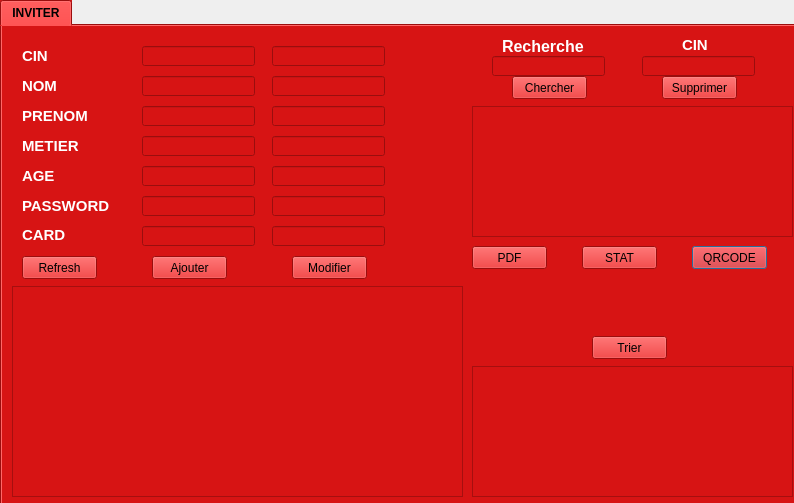
Old version of the form dialog.ui in the repository razanraddadi/smart_radio_2a38.
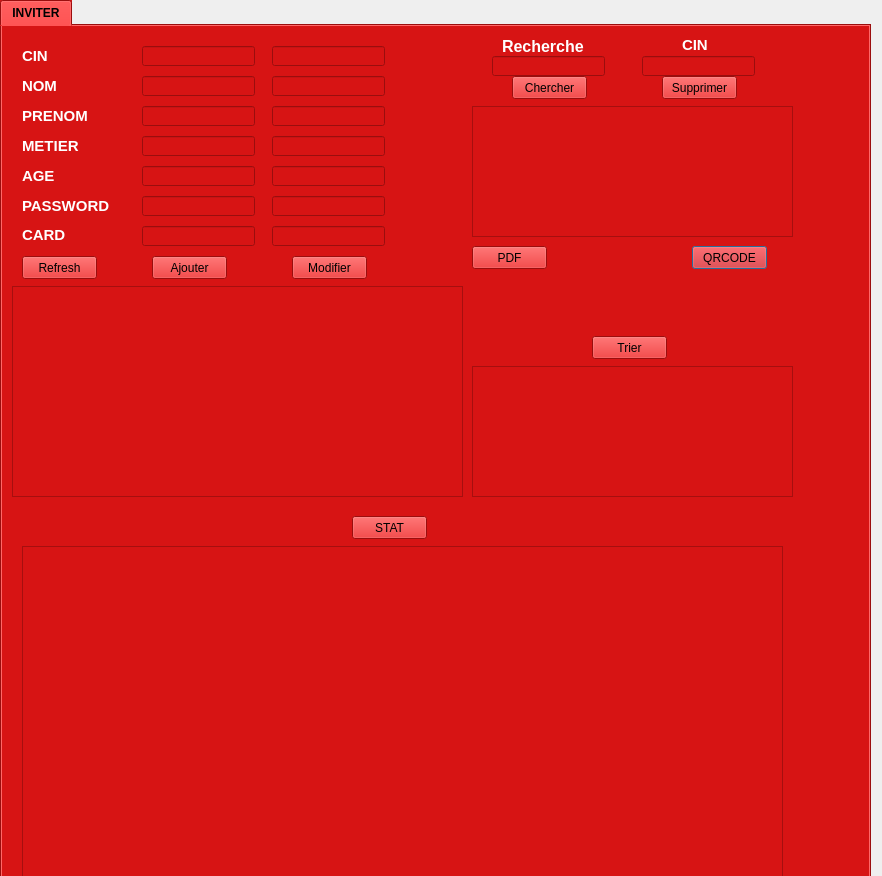
New version of the form.

Patch:
```diff
--- a/dialog.ui
+++ b/dialog.ui
@@ -6,8 +6,8 @@
    <rect>
     <x>0</x>
     <y>0</y>
-    <width>794</width>
-    <height>503</height>
+    <width>882</width>
+    <height>876</height>
    </rect>
   </property>
   <property name="windowTitle">
@@ -18,8 +18,8 @@
     <rect>
      <x>0</x>
      <y>0</y>
-     <width>801</width>
-     <height>511</height>
+     <width>871</width>
+     <height>901</height>
     </rect>
    </property>
    <property name="font">
@@ -74,19 +74,6 @@
       <string/>
      </property>
     </widget>
-    <widget class="QPushButton" name="pushButton_4">
-     <property name="geometry">
-      <rect>
-       <x>580</x>
-       <y>220</y>
-       <width>75</width>
-       <height>23</height>
-      </rect>
-     </property>
-     <property name="text">
-      <string>STAT</string>
-     </property>
-    </widget>
     <widget class="QLineEdit" name="le_cin_supp">
      <property name="geometry">
       <rect>
@@ -548,6 +535,29 @@
       </rect>
      </property>
     </widget>
+    <widget class="QTableView" name="tableView_3">
+     <property name="geometry">
+      <rect>
+       <x>20</x>
+       <y>520</y>
+       <width>761</width>
+       <height>331</height>
+      </rect>
+     </property>
+    </widget>
+    <widget class="QPushButton" name="pushButton_4">
+     <property name="geometry">
+      <rect>
+       <x>350</x>
+       <y>490</y>
+       <width>75</width>
+       <height>23</height>
+      </rect>
+     </property>
+     <property name="text">
+      <string>STAT</string>
+     </property>
+    </widget>
    </widget>
   </widget>
  </widget>
```
